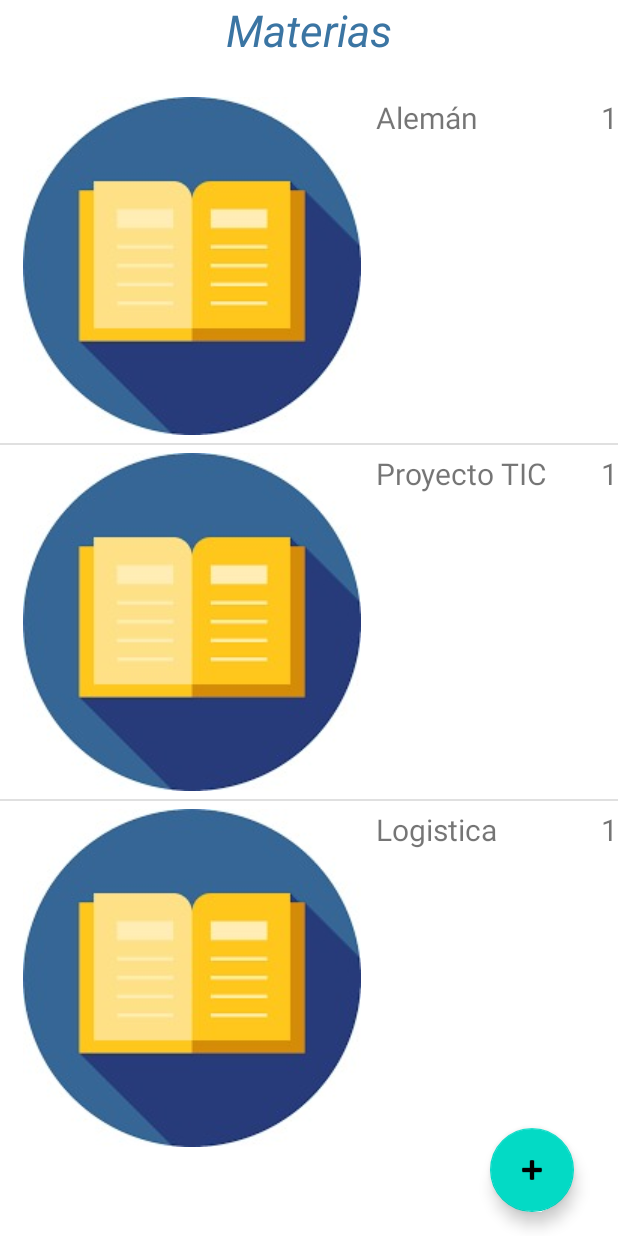
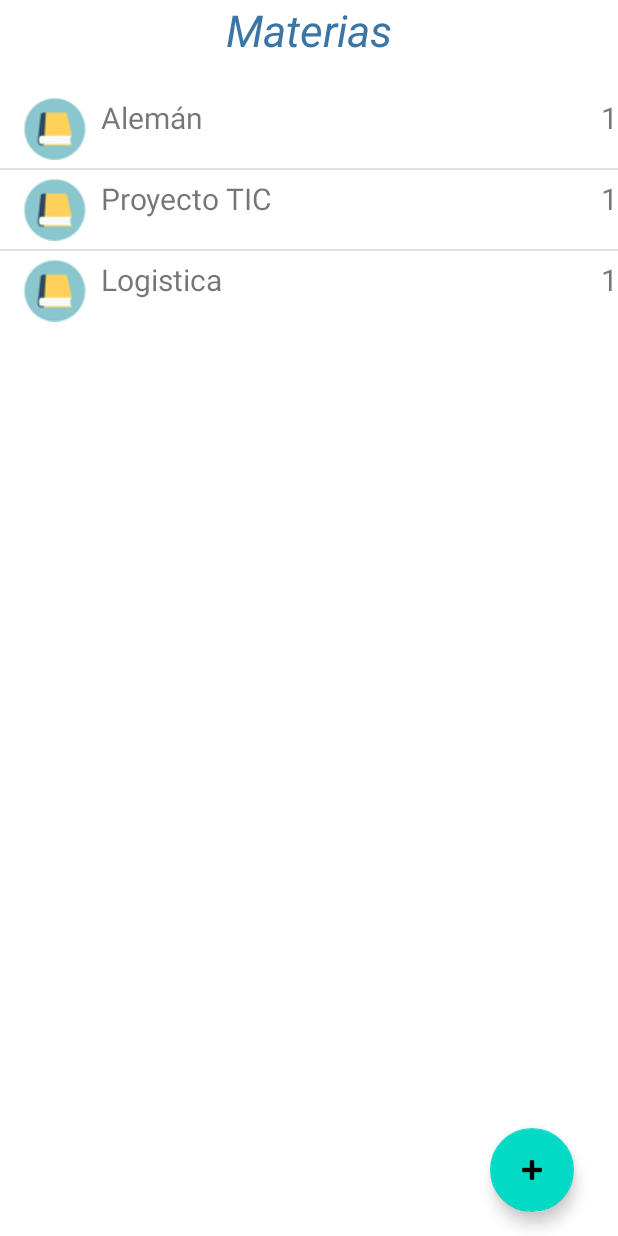
Before and after one commit to PablitoPy/Bitacora2020, an Android app: the MateriasListView screen opened directly, with no data from a screen before it, on a phone screen of 412 x 824 dp. Run offline under Robolectric (Android 15) with nearby library versions, the phone set to English and light mode, and no system bars.

Commit message:
Git Push

```diff
--- a/app/src/main/res/layout/elemento_materias.xml
+++ b/app/src/main/res/layout/elemento_materias.xml
@@ -14,7 +14,7 @@
         android:layout_alignParentTop="true"
         android:layout_marginLeft="15dp"
         android:layout_marginRight="10dp"
-        android:src="@drawable/images" />
+        android:src="@drawable/icon_book" />
 
     <TextView android:id="@+id/nombre_elemento"
         android:layout_width="wrap_content"
```
Also changed, not shown: app/src/main/res/drawable/icon_book.png (added).
